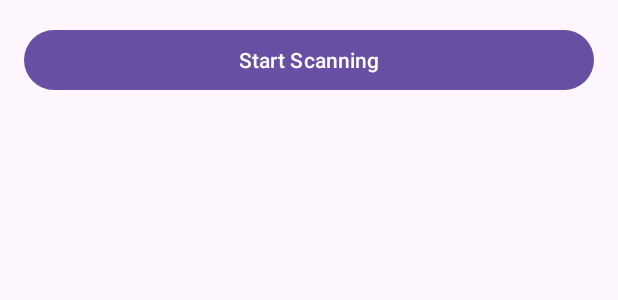
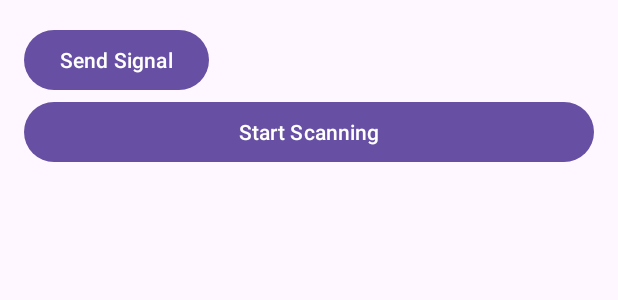
Before and after one commit to KetevanSikharulidze/Example-Android-App-1, an Android app: the layout activity_main.xml on its own in the app's theme, with its tools: preview values and no code run, on a phone screen of 412 x 824 dp. Shown: the top 300 px of the screen. Run offline under Robolectric (Android 15) with nearby library versions, the phone set to English and light mode, and no system bars.

Commit message:
Update activity_main.xml

```diff
--- a/app/src/main/res/layout/activity_main.xml
+++ b/app/src/main/res/layout/activity_main.xml
@@ -4,6 +4,13 @@
     android:layout_height="match_parent"
     android:orientation="vertical"
     android:padding="16dp">
+
+    <Button
+        android:id="@+id/button_send_signal"
+        android:layout_width="wrap_content"
+        android:layout_height="wrap_content"
+        android:text="Send Signal"
+        android:layout_centerInParent="true"/>
 
     <Button
         android:id="@+id/startScanButton"
```
